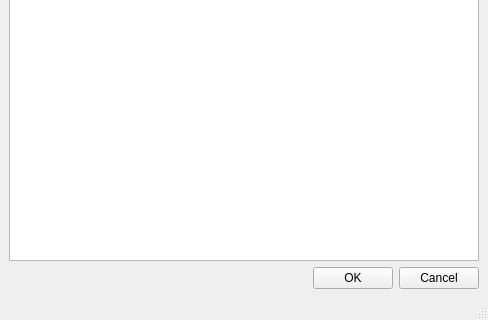
This is mealsdialog.ui in quantum-pie/cbgu as Qt 5 draws it before an edit; both pictures show x 0 to 488 and y 280 to 600 of the 488 by 600 pixel window. The edited form follows.
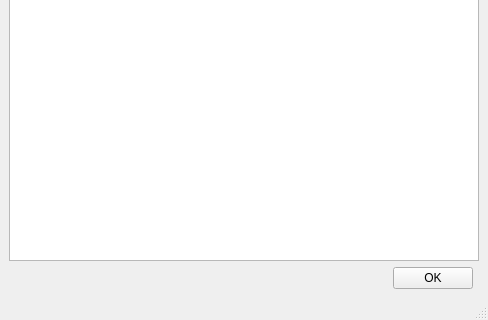
This is the edited form.

Commit message: Remove cancel buttons from dialogs

Patch:
```diff
--- a/mealsdialog.ui
+++ b/mealsdialog.ui
@@ -15,13 +15,6 @@
   </property>
   <widget class="QWidget" name="centralwidget">
    <layout class="QGridLayout" name="gridLayout">
-    <item row="1" column="2">
-     <widget class="QPushButton" name="cancel_button">
-      <property name="text">
-       <string>Cancel</string>
-      </property>
-     </widget>
-    </item>
     <item row="1" column="1">
      <widget class="QPushButton" name="ok_button">
       <property name="text">
```
The commit also changes 6 other files.
